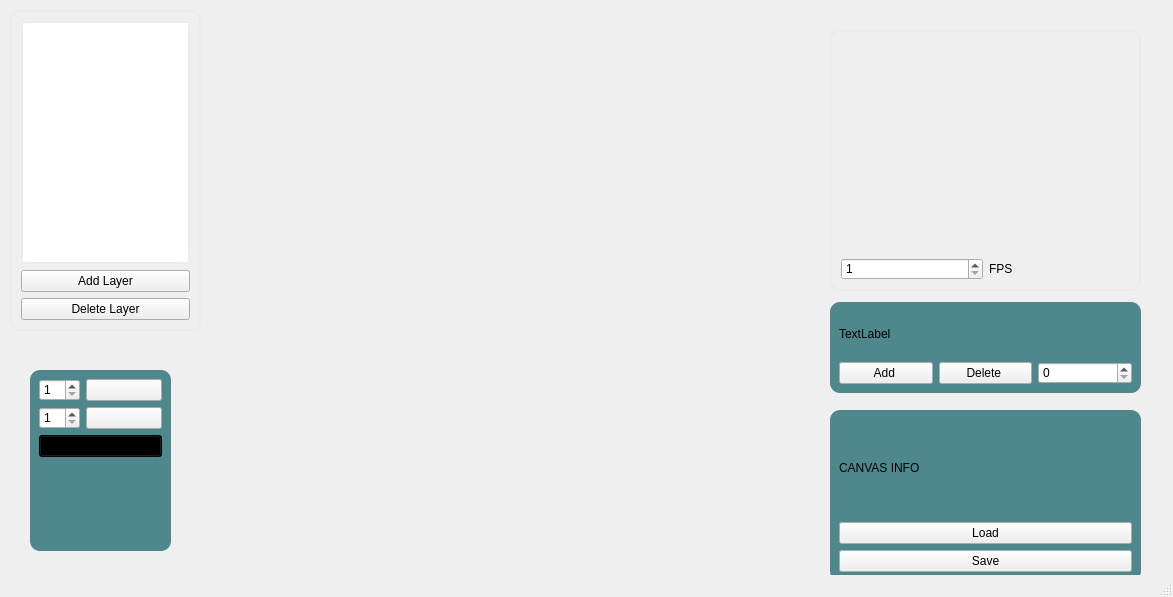
Old version of the form mainwindow.ui in the repository CatherineBao/color-alchemy.
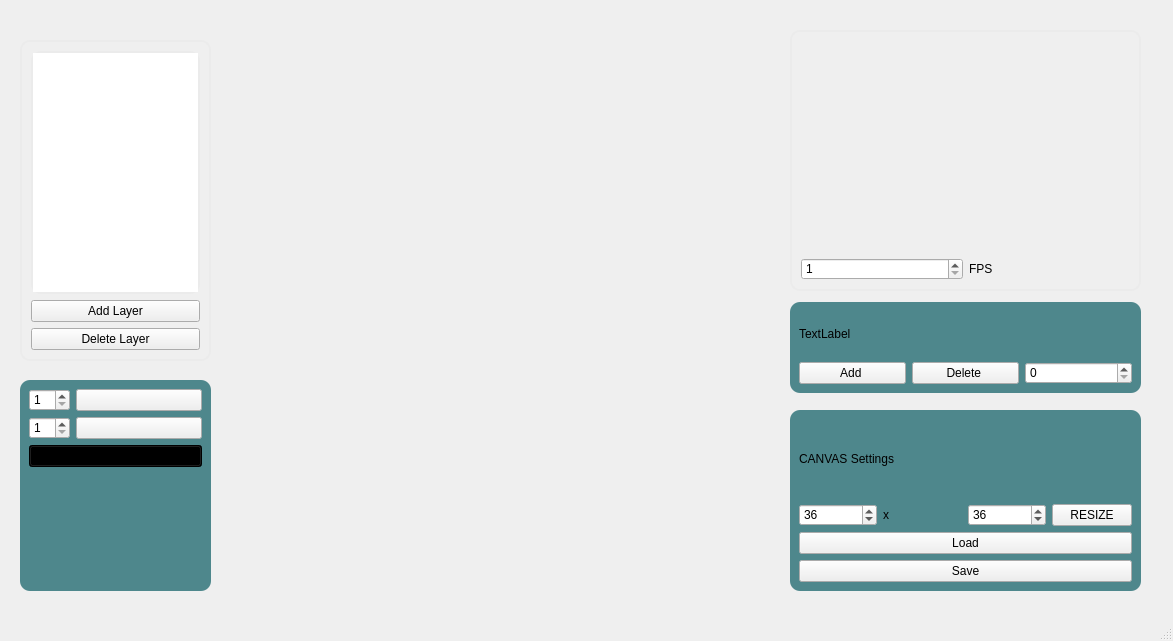
New version of the form. Icons and pictures are not drawn. Custom widgets are drawn as their Qt base class.

Commit message: Resize Canvas

The edit to the form file:
```diff
--- a/mainwindow.ui
+++ b/mainwindow.ui
@@ -7,7 +7,7 @@
     <x>0</x>
     <y>0</y>
     <width>1173</width>
-    <height>597</height>
+    <height>641</height>
    </rect>
   </property>
   <property name="windowTitle">
@@ -97,7 +97,7 @@
    <widget class="Canvas" name="editor" native="true">
     <property name="geometry">
      <rect>
-      <x>420</x>
+      <x>320</x>
       <y>90</y>
       <width>361</width>
       <height>361</height>
@@ -107,8 +107,8 @@
    <widget class="QFrame" name="verticalFrame">
     <property name="geometry">
      <rect>
-      <x>10</x>
-      <y>10</y>
+      <x>20</x>
+      <y>40</y>
       <width>191</width>
       <height>321</height>
      </rect>
@@ -142,9 +142,9 @@
    <widget class="QFrame" name="frameInfo">
     <property name="geometry">
      <rect>
-      <x>830</x>
+      <x>790</x>
       <y>302</y>
-      <width>311</width>
+      <width>351</width>
       <height>91</height>
      </rect>
     </property>
@@ -184,10 +184,10 @@
    <widget class="QFrame" name="tools">
     <property name="geometry">
      <rect>
-      <x>30</x>
-      <y>370</y>
-      <width>141</width>
-      <height>181</height>
+      <x>20</x>
+      <y>380</y>
+      <width>191</width>
+      <height>211</height>
      </rect>
     </property>
     <property name="styleSheet">
@@ -256,9 +256,9 @@
    <widget class="QFrame" name="frame">
     <property name="geometry">
      <rect>
-      <x>830</x>
+      <x>790</x>
       <y>30</y>
-      <width>311</width>
+      <width>351</width>
       <height>261</height>
      </rect>
     </property>
@@ -307,13 +307,13 @@
      </item>
     </layout>
    </widget>
-   <widget class="QFrame" name="frame">
+   <widget class="QFrame" name="canvasSettings">
     <property name="geometry">
      <rect>
-      <x>830</x>
+      <x>790</x>
       <y>410</y>
-      <width>311</width>
-      <height>171</height>
+      <width>351</width>
+      <height>181</height>
      </rect>
     </property>
     <property name="styleSheet">
@@ -323,32 +323,72 @@
 }</string>
     </property>
     <layout class="QGridLayout" name="gridLayout_4">
-     <item row="1" column="0" colspan="2">
-      <widget class="QLabel" name="canvasInfoLabel">
-       <property name="styleSheet">
-        <string notr="true">QFrame {
-	border: none
-}</string>
-       </property>
+     <item row="3" column="1">
+      <widget class="QLabel" name="x">
        <property name="text">
-        <string>CANVAS INFO</string>
+        <string>x</string>
        </property>
       </widget>
      </item>
-     <item row="3" column="0" colspan="2">
-      <widget class="QPushButton" name="saveButton">
+     <item row="3" column="2">
+      <widget class="QSpinBox" name="heightSpinBox">
+       <property name="minimum">
+        <number>1</number>
+       </property>
+       <property name="maximum">
+        <number>50</number>
+       </property>
+       <property name="value">
+        <number>36</number>
+       </property>
+      </widget>
+     </item>
+     <item row="3" column="0">
+      <widget class="QSpinBox" name="widthSpinBox">
+       <property name="minimum">
+        <number>1</number>
+       </property>
+       <property name="maximum">
+        <number>50</number>
+       </property>
+       <property name="value">
+        <number>36</number>
+       </property>
+      </widget>
+     </item>
+     <item row="3" column="3">
+      <widget class="QPushButton" name="resizeButton">
        <property name="text">
-        <string>Save</string>
+        <string>RESIZE</string>
        </property>
       </widget>
      </item>
      <item row="2" column="0" colspan="2">
+      <widget class="QLabel" name="canvasInfoLabel">
+       <property name="styleSheet">
+        <string notr="true">QFrame {
+	border: none
+}</string>
+       </property>
+       <property name="text">
+        <string>CANVAS Settings</string>
+       </property>
+      </widget>
+     </item>
+     <item row="4" column="0" colspan="4">
       <widget class="QPushButton" name="loadButton">
        <property name="text">
         <string>Load</string>
        </property>
       </widget>
      </item>
+     <item row="5" column="0" colspan="4">
+      <widget class="QPushButton" name="saveButton">
+       <property name="text">
+        <string>Save</string>
+       </property>
+      </widget>
+     </item>
     </layout>
    </widget>
   </widget>
```
The commit also changes 6 other files.
